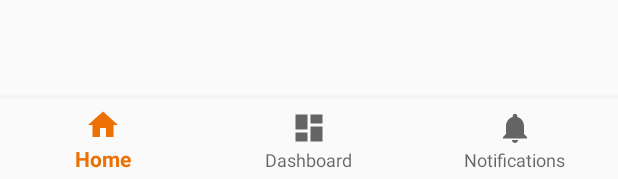
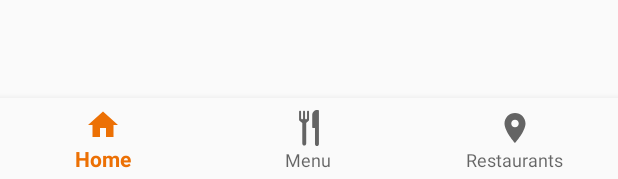
Before and after one commit to alloza95/VienaApp, an Android app: the layout activity_main.xml on its own in the app's theme, with its tools: preview values and no code run, on a phone screen of 412 x 824 dp. Shown: the part 1054-1233 px from the top of the screen. Run offline under Robolectric (Android 15) with nearby library versions, the phone set to English and light mode, and no system bars.

Commit message:
V0.1 Layout MainActivity acabat - icones del bottom navigation

```diff
--- a/app/src/main/res/drawable/ic_dashboard_black_24dp.xml
+++ /dev/null
@@ -1,9 +0,0 @@
-<vector xmlns:android="http://schemas.android.com/apk/res/android"
-    android:width="24dp"
-    android:height="24dp"
-    android:viewportHeight="24.0"
-    android:viewportWidth="24.0">
-    <path
-        android:fillColor="#FF000000"
-        android:pathData="M3,13h8L11,3L3,3v10zM3,21h8v-6L3,15v6zM13,21h8L21,11h-8v10zM13,3v6h8L21,3h-8z" />
-</vector>
--- /dev/null
+++ b/app/src/main/res/drawable/ic_location_on_black_24dp.xml
@@ -0,0 +1,9 @@
+<vector xmlns:android="http://schemas.android.com/apk/res/android"
+        android:width="24dp"
+        android:height="24dp"
+        android:viewportWidth="24.0"
+        android:viewportHeight="24.0">
+    <path
+        android:fillColor="#FF000000"
+        android:pathData="M12,2C8.13,2 5,5.13 5,9c0,5.25 7,13 7,13s7,-7.75 7,-13c0,-3.87 -3.13,-7 -7,-7zM12,11.5c-1.38,0 -2.5,-1.12 -2.5,-2.5s1.12,-2.5 2.5,-2.5 2.5,1.12 2.5,2.5 -1.12,2.5 -2.5,2.5z"/>
+</vector>
--- a/app/src/main/res/drawable/ic_notifications_black_24dp.xml
+++ /dev/null
@@ -1,9 +0,0 @@
-<vector xmlns:android="http://schemas.android.com/apk/res/android"
-    android:width="24dp"
-    android:height="24dp"
-    android:viewportHeight="24.0"
-    android:viewportWidth="24.0">
-    <path
-        android:fillColor="#FF000000"
-        android:pathData="M12,22c1.1,0 2,-0.9 2,-2h-4c0,1.1 0.89,2 2,2zM18,16v-5c0,-3.07 -1.64,-5.64 -4.5,-6.32L13.5,4c0,-0.83 -0.67,-1.5 -1.5,-1.5s-1.5,0.67 -1.5,1.5v0.68C7.63,5.36 6,7.92 6,11v5l-2,2v1h16v-1l-2,-2z" />
-</vector>
--- /dev/null
+++ b/app/src/main/res/drawable/ic_restaurant_interface_symbol_of_fork_and_knife_couple.xml
@@ -0,0 +1,7 @@
+<vector android:height="24dp" android:viewportHeight="540.201"
+    android:viewportWidth="540.201" android:width="24dp" xmlns:android="http://schemas.android.com/apk/res/android">
+    <path android:fillColor="#FF000000" android:pathData="M169.467,194.102v310.136c0,8.086 2.95,15.08 8.862,20.986c5.808,5.809 12.681,8.732 20.6,8.824c7.914,-0.092 14.792,-3.016 20.606,-8.824c5.906,-5.906 8.855,-12.9 8.855,-20.986V194.102c8.862,-3.103 42.081,-32.711 42.081,-42.204V27.161c0,-4.033 -1.481,-7.534 -4.431,-10.49c-2.956,-2.95 -6.457,-4.431 -10.49,-4.431c-4.045,0 -7.54,1.481 -10.49,4.431c-2.956,2.962 -4.431,6.457 -4.431,10.49v96.99c0,4.045 -1.481,7.54 -4.431,10.49c-2.956,2.956 -6.451,4.425 -10.49,4.425c-4.045,0 -7.54,-1.469 -10.49,-4.425c-2.95,-2.95 -4.431,-6.451 -4.431,-10.49v-96.99c0,-4.033 -1.481,-7.534 -4.431,-10.49c-2.95,-2.95 -6.45,-4.431 -10.489,-4.431c-4.045,0 -7.54,1.481 -10.49,4.431c-2.956,2.962 -4.431,6.457 -4.431,10.49v96.99c0,4.045 -1.481,7.54 -4.431,10.49c-2.956,2.956 -6.451,4.425 -10.49,4.425c-4.045,0 -7.54,-1.469 -10.49,-4.425c-2.956,-2.95 -4.431,-6.451 -4.431,-10.49v-96.99c0,-4.033 -1.475,-7.534 -4.431,-10.49c-2.95,-2.95 -6.45,-4.431 -10.49,-4.431c-4.045,0 -7.54,1.481 -10.489,4.431c-2.95,2.962 -4.431,6.457 -4.431,10.49v124.732C121.266,161.384 160.605,190.993 169.467,194.102z"/>
+    <path android:fillColor="#FF000000" android:pathData="M199.308,534.08c-0.129,0 -0.251,-0.037 -0.38,-0.037c-0.128,0 -0.245,0.037 -0.379,0.037H199.308z"/>
+    <path android:fillColor="#FF000000" android:pathData="M389.848,540.201c-0.129,0 -0.25,-0.037 -0.379,-0.037s-0.252,0.037 -0.379,0.037H389.848z"/>
+    <path android:fillColor="#FF000000" android:pathData="M326.139,268.588h33.869v241.771c0,8.084 2.949,15.08 8.855,20.984c5.812,5.809 12.686,8.734 20.605,8.826c7.912,-0.092 14.791,-3.018 20.605,-8.826c5.906,-5.904 8.861,-12.9 8.861,-20.984V14.921c0,-4.033 -1.48,-7.534 -4.43,-10.49C411.549,1.481 408.055,0 404.016,0h-10.723c-20.52,0 -38.084,7.308 -52.693,21.916c-14.607,14.614 -21.914,32.179 -21.914,52.693v186.52c0,2.02 0.74,3.77 2.215,5.245C322.369,267.848 324.119,268.588 326.139,268.588z"/>
+</vector>
--- a/app/src/main/res/layout/activity_main.xml
+++ b/app/src/main/res/layout/activity_main.xml
@@ -17,7 +17,8 @@
             android:layout_width="wrap_content"
             android:layout_height="wrap_content"
             android:src="@drawable/ic_viena_logo_toolbar"
-            android:layout_gravity="center" />
+            android:layout_gravity="center"
+            android:contentDescription="@string/logo_viena" />
     </android.support.v7.widget.Toolbar>
 
     <!-- Toolbar's Shadow -->
--- a/app/src/main/res/menu/navigation.xml
+++ b/app/src/main/res/menu/navigation.xml
@@ -8,12 +8,12 @@
 
     <item
         android:id="@+id/navigation_dashboard"
-        android:icon="@drawable/ic_dashboard_black_24dp"
-        android:title="@string/title_dashboard" />
+        android:icon="@drawable/ic_restaurant_interface_symbol_of_fork_and_knife_couple"
+        android:title="@string/menu" />
 
     <item
         android:id="@+id/navigation_notifications"
-        android:icon="@drawable/ic_notifications_black_24dp"
-        android:title="@string/title_notifications" />
+        android:icon="@drawable/ic_location_on_black_24dp"
+        android:title="@string/restaurants" />
 
 </menu>
--- a/app/src/main/res/values/strings.xml
+++ b/app/src/main/res/values/strings.xml
@@ -3,4 +3,7 @@
     <string name="title_home">Home</string>
     <string name="title_dashboard">Dashboard</string>
     <string name="title_notifications">Notifications</string>
+    <string name="logo_viena">Logo Viena</string>
+    <string name="menu">Menu</string>
+    <string name="restaurants">Restaurants</string>
 </resources>
```
